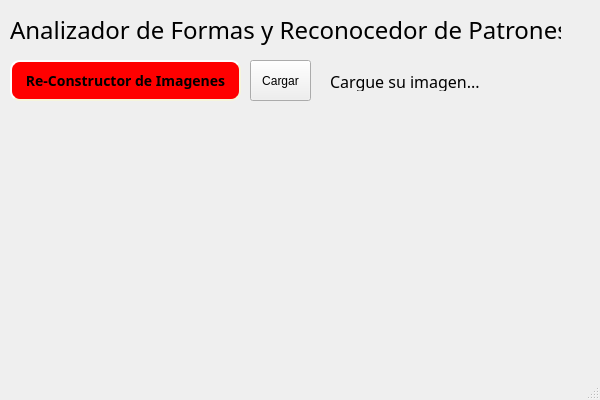
First picture: the form in ventanaPrincipal.ui, repository Santiago-vdk/Proyecto-1_CE-2103, before the edit.
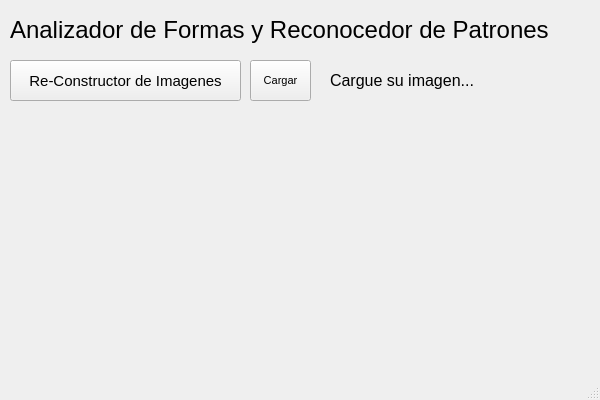
Second picture: the form after the edit.

Commit message: Cambios esteticos

The edit to the form file:
```diff
--- a/ventanaPrincipal.ui
+++ b/ventanaPrincipal.ui
@@ -19,8 +19,8 @@
   <property name="windowTitle">
    <string>MainWindow</string>
   </property>
-  <property name="styleSheet">
-   <string notr="true">font: 8pt &quot;8_bit_1_6&quot;;</string>
+  <property name="autoFillBackground">
+   <bool>false</bool>
   </property>
   <widget class="QWidget" name="centralwidget">
    <widget class="QPushButton" name="pushButton">
@@ -34,23 +34,13 @@
     </property>
     <property name="font">
      <font>
-      <family>8_bit_1_6</family>
-      <pointsize>-1</pointsize>
-      <weight>75</weight>
+      <family>MS Shell Dlg 2</family>
+      <pointsize>11</pointsize>
+      <weight>50</weight>
       <italic>false</italic>
-      <bold>true</bold>
+      <bold>false</bold>
      </font>
     </property>
-    <property name="styleSheet">
-     <string notr="true"> background-color: red;
-     border-style: outset;
-     border-width: 2px;
-     border-radius: 10px;
-     border-color: beige;
-     font: bold 14px;
-     min-width: 10em;
-     padding: 6px;</string>
-    </property>
     <property name="text">
      <string>Re-Constructor de Imagenes</string>
     </property>
@@ -66,11 +56,8 @@
     </property>
     <property name="font">
      <font>
-      <family>8_bit_1_6</family>
-      <pointsize>8</pointsize>
-      <weight>50</weight>
+      <family>Arial</family>
       <italic>false</italic>
-      <bold>false</bold>
      </font>
     </property>
     <property name="text">
@@ -88,11 +75,7 @@
     </property>
     <property name="font">
      <font>
-      <family>8_bit_1_6</family>
-      <pointsize>8</pointsize>
-      <weight>50</weight>
-      <italic>false</italic>
-      <bold>false</bold>
+      <pointsize>10</pointsize>
      </font>
     </property>
     <property name="text">
@@ -108,6 +91,15 @@
       <height>41</height>
      </rect>
     </property>
+    <property name="font">
+     <font>
+      <family>MS Shell Dlg 2</family>
+      <pointsize>8</pointsize>
+      <weight>50</weight>
+      <italic>false</italic>
+      <bold>false</bold>
+     </font>
+    </property>
     <property name="text">
      <string>Cargar</string>
     </property>
```
Left out of the diff: 2 changed lines with no effect on the pictures.
